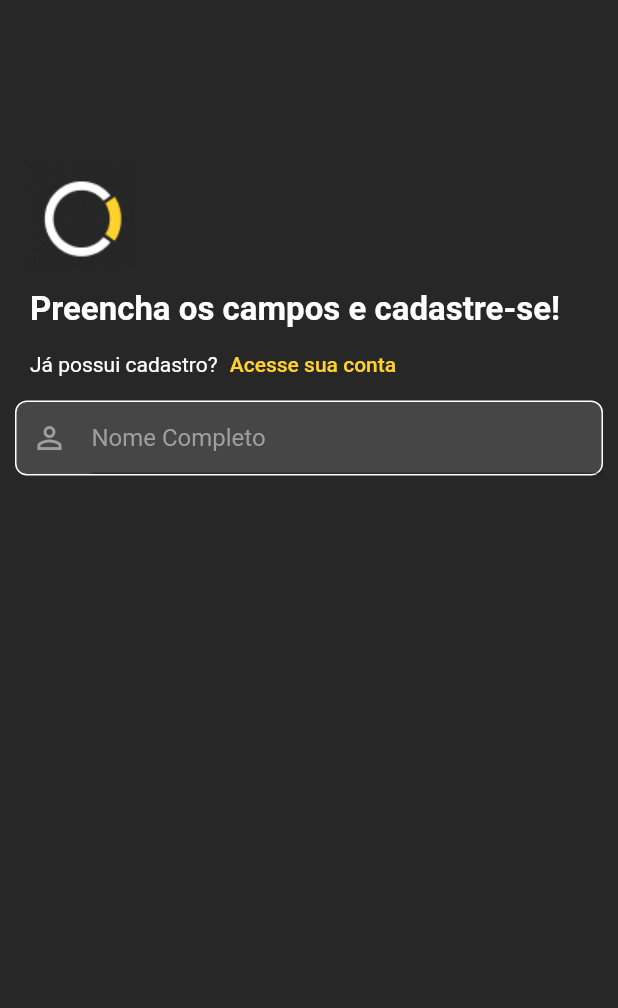
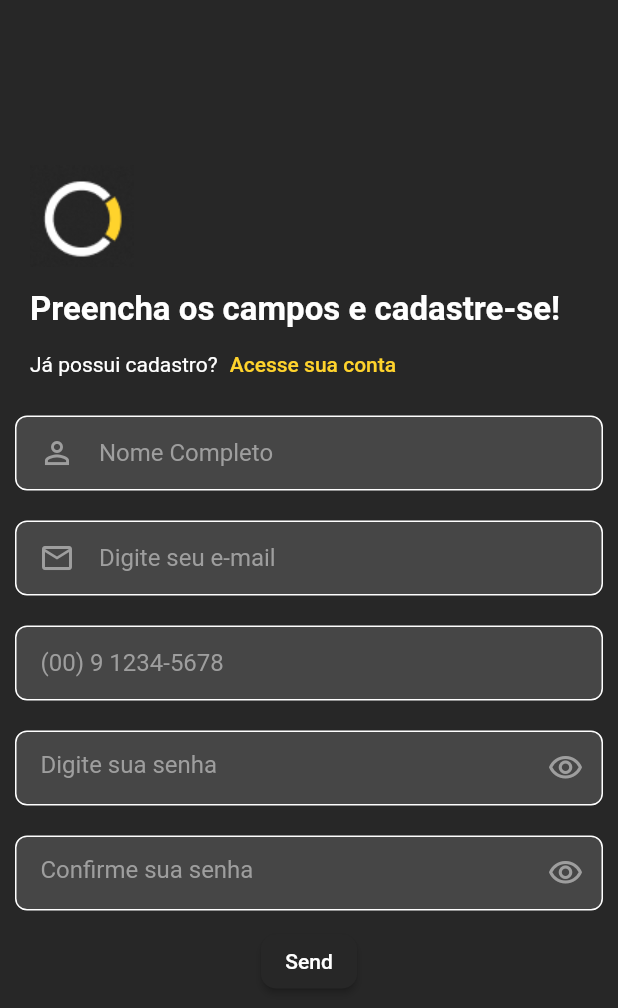
Before and after one commit to ManuelaGripp/estudosFlutter, a Flutter app: the screen it shows after launch, on a phone screen of 412 x 824 dp. Shown: the top 1008 px of the screen. Run offline on Flutter 3.47's test engine with Material 2 defaults, Android fonts, the phone set to English and light mode, and no system bars.

Commit message:
style: registration screen

```diff
--- a/flutter_application_1/lib/view/login.dart
+++ b/flutter_application_1/lib/view/login.dart
@@ -1,7 +1,4 @@
-import 'package:flutter/cupertino.dart';
 import 'package:flutter/material.dart';
-import 'package:flutter/src/widgets/container.dart';
-import 'package:flutter/src/widgets/framework.dart';
 
 class LoginScreen extends StatelessWidget {
   const LoginScreen({super.key});
@@ -10,9 +7,14 @@ class LoginScreen extends StatelessWidget {
   Widget build(BuildContext context) {
     return Scaffold(
       backgroundColor: const Color.fromRGBO(39, 39, 39, 1),
-      body: Column(
-        children: const [TitleWidget(), FormWidget()],
-      ),
+      body: SingleChildScrollView(
+          child: Column(
+        children: const [
+          TitleWidget(),
+          FormWidget(),
+          RegistrationConfirmButton()
+        ],
+      )),
     );
   }
 }
@@ -59,25 +61,129 @@ class FormWidget extends StatelessWidget {
   Widget build(BuildContext context) {
     return Padding(
         padding: const EdgeInsets.symmetric(horizontal: 10),
-      child: Column(
-        children: [
-          Container(
+        child: Column(children: [
+          UserFormInput(
+            iconData: Icons.person_outline,
+            hintText: 'Nome Completo',
+          ),
+          UserFormInput(
+            iconData: Icons.mail_outline,
+            hintText: 'Digite seu e-mail',
+          ),
+          UserFormInput(
+            hintText: '(00) 9 1234-5678',
+          ),
+          UserPasswordInput(
+            hintText: 'Digite sua senha',
+          ),
+          UserPasswordInput(
+            hintText: 'Confirme sua senha',
+          ),
+        ]));
+  }
+}
+
+class UserFormInput extends StatelessWidget {
+  UserFormInput({
+    super.key,
+    this.iconData,
+    required this.hintText,
+  });
+
+  late IconData? iconData;
+  final String hintText;
+
+  @override
+  Widget build(BuildContext context) {
+    return Padding(
+        padding: const EdgeInsets.symmetric(vertical: 10),
+        child: Container(
           decoration: BoxDecoration(
               border: Border.all(color: Colors.white),
               borderRadius: BorderRadius.circular(8),
               color: const Color.fromRGBO(70, 70, 70, 1)),
-            child: const TextField(
+          child: TextField(
               decoration: InputDecoration(
-              icon: Padding(
-                padding: EdgeInsets.only(left: 10),
-                child: Icon(Icons.person_outline, color: Colors.grey),
-              ),
-              hintText: "Nome Completo",
-              hintStyle: TextStyle(color: Colors.grey),
+            border: InputBorder.none,
+            icon: iconData != null
+                ? Padding(
+                    padding: const EdgeInsets.only(left: 15),
+                    child: Icon(iconData, color: Colors.grey),
+                  )
+                : const Padding(padding: EdgeInsets.zero),
+            hintText: hintText,
+            hintStyle: const TextStyle(color: Colors.grey),
           )),
-          ),
-        ],
-      ),
+        ));
+  }
+}
+
+// ignore: must_be_immutable
+class UserPasswordInput extends StatefulWidget {
+  UserPasswordInput({super.key, this.iconData, required this.hintText});
+
+  late IconData? iconData;
+  final String hintText;
+
+  @override
+  State<UserPasswordInput> createState() => _UserPasswordInputState();
+}
+
+class _UserPasswordInputState extends State<UserPasswordInput> {
+  late bool isObscure = true;
+
+  void _togglePasswordView() {
+    setState(() {
+      isObscure = !isObscure;
+    });
+  }
+
+  @override
+  Widget build(BuildContext context) {
+    return Padding(
+        padding: const EdgeInsets.symmetric(vertical: 10),
+        child: Container(
+          decoration: BoxDecoration(
+              border: Border.all(color: Colors.white),
+              borderRadius: BorderRadius.circular(8),
+              color: const Color.fromRGBO(70, 70, 70, 1)),
+          child: TextField(
+              obscureText: isObscure,
+              decoration: InputDecoration(
+                border: InputBorder.none,
+                icon: widget.iconData != null
+                    ? Padding(
+                        padding: const EdgeInsets.only(left: 15),
+                        child: Icon(widget.iconData, color: Colors.grey),
+                      )
+                    : const Padding(padding: EdgeInsets.zero),
+                suffixIcon: IconButton(
+                    onPressed: () => _togglePasswordView(),
+                    icon: Icon(
+                      isObscure
+                          ? Icons.visibility_outlined
+                          : Icons.visibility_off_outlined,
+                      color: Colors.grey,
+                    )),
+                hintText: widget.hintText,
+                hintStyle: const TextStyle(color: Colors.grey),
+              )),
+        ));
+  }
+}
+
+class RegistrationConfirmButton extends StatelessWidget {
+  const RegistrationConfirmButton({super.key});
+
+  @override
+  Widget build(BuildContext context) {
+    return ElevatedButton(
+      onPressed: () {},
+      style: ElevatedButton.styleFrom(
+          backgroundColor: const Color.fromRGBO(39, 39, 39, 1),
+          shape:
+              RoundedRectangleBorder(borderRadius: BorderRadius.circular(10))),
+      child: const Text('Send'),
     );
   }
 }
```
Also changed, not shown: flutter_application_1/assets/background.png (added), 1 other file. Lines whose indentation alone changed are shown as unchanged.
